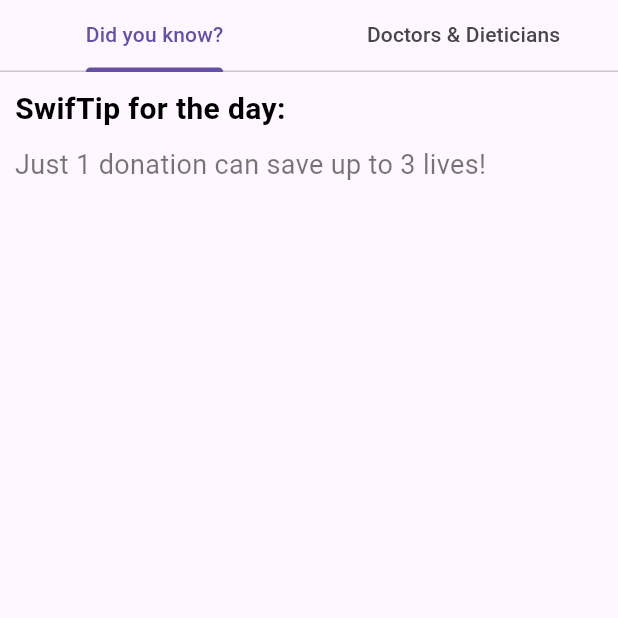
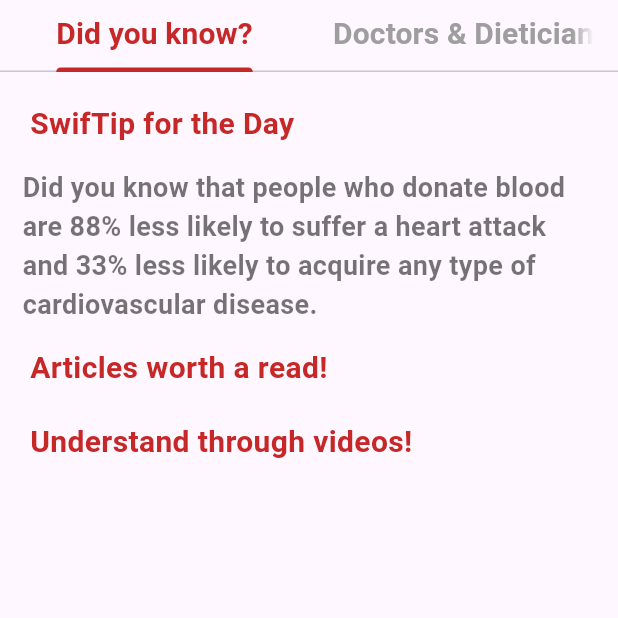
Before and after one commit to rohraharjas/gdsc_solutions-1, a Flutter app: the Health screen opened directly, on a phone screen of 412 x 824 dp, the top half of it. Run offline on Flutter 3.47's test engine with Material 3 defaults, Android fonts, the phone set to English and light mode, and no system bars; our stand-ins replace firebase_auth, firebase_core, google_fonts; accounts and stored records are empty.

Commit message:
Alterations in health1

```diff
--- a/lib/Screens/Health1.dart
+++ b/lib/Screens/Health1.dart
@@ -5,18 +5,30 @@
 
   @override
   Widget build(BuildContext context) {
-    return const DefaultTabController(
+    return DefaultTabController(
       length: 2,
       child: Scaffold(
         body: Column(
+          crossAxisAlignment: CrossAxisAlignment.center,
           children: [
             TabBar(
-              tabs: [
+              indicatorColor: Colors.red.shade800,
+              labelStyle: TextStyle(
+                color: Colors.red.shade800,
+                fontWeight: FontWeight.bold,
+                fontSize: 20,
+              ),
+              unselectedLabelStyle: const TextStyle(
+                color: Colors.grey,
+                fontWeight: FontWeight.bold,
+                fontSize: 20,
+              ),
+              tabs: const [
                 Tab(text: 'Did you know?'),
                 Tab(text: 'Doctors & Dieticians'),
               ],
             ),
-            Expanded(
+            const Expanded(
               child: TabBarView(
                 children: <Widget>[
                   DidYouKnowSection(),
@@ -36,27 +48,70 @@
 
   @override
   Widget build(BuildContext context) {
-    return const SingleChildScrollView(
+    return SingleChildScrollView(
       child: Padding(
         padding: EdgeInsets.all(10.0),
         child: Column(
           crossAxisAlignment: CrossAxisAlignment.start,
           children: [
-            Text(
-              'SwifTip for the day:',
+            //const SizedBox(height: 12,),
+            Padding(
+              padding: const EdgeInsets.all(10.0),
+              child: Text(
+                'SwifTip for the Day',
                 style: TextStyle(
-                color: Colors.black,
+                  color: Colors.red.shade800,
                   fontSize: 20,
                   fontWeight: FontWeight.bold,
+                  //decoration: TextDecoration.underline,
+                  //decorationColor: Colors.red[800]
                 ),
               ),
-            SizedBox(height: 10),
-            Text(
-              'Just 1 donation can save up to 3 lives!',
-              textAlign: TextAlign.center,
+            ),
+            const Padding(
+              padding: EdgeInsets.all(5.0),
+              child: Text(
+                'Did you know that people who donate blood are 88% less likely to suffer a heart attack and 33% less likely to acquire any type of cardiovascular disease.',
                 style: TextStyle(
                   color: Colors.black54,
                   fontSize: 18,
+                  fontWeight: FontWeight.bold,
+
+                  //decoration: TextDecoration.underline,
+                  //decorationColor: Colors.red[800]
+                ),
+              ),
+
+            ),
+
+            Padding( //articles
+              padding: const EdgeInsets.all(10.0),
+              child: Text(
+                'Articles worth a read!',
+                style: TextStyle(
+                  color: Colors.red[800],
+                  fontSize: 20,
+                  fontWeight: FontWeight.bold,
+                  //decoration: TextDecoration.underline,
+                  //decorationColor: Colors.red[800]
+                ),
+              ),
+            ),
+
+            //carousel of articles
+
+
+            Padding( //videos
+              padding: const EdgeInsets.all(10.0),
+              child: Text(
+                'Understand through videos!',
+                style: TextStyle(
+                  color: Colors.red[800],
+                  fontSize: 20,
+                  fontWeight: FontWeight.bold,
+                  //decoration: TextDecoration.underline,
+                  //decorationColor: Colors.red[800]
+                ),
               ),
             ),
           ],
```
Also changed, not shown: lib/Screens/Organisations/CampSlots.dart (added, +82 -0 lines), lib/Screens/Organisations/homeOrg.dart (added, +154 -0 lines). Lines whose indentation alone changed are shown as unchanged.
